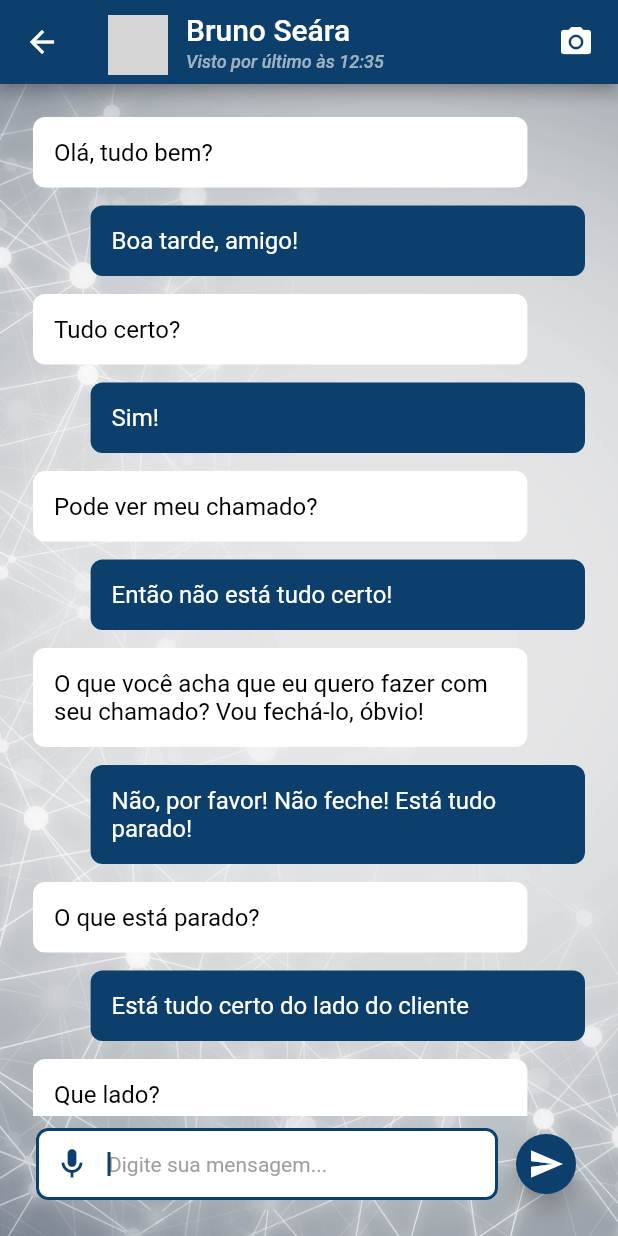
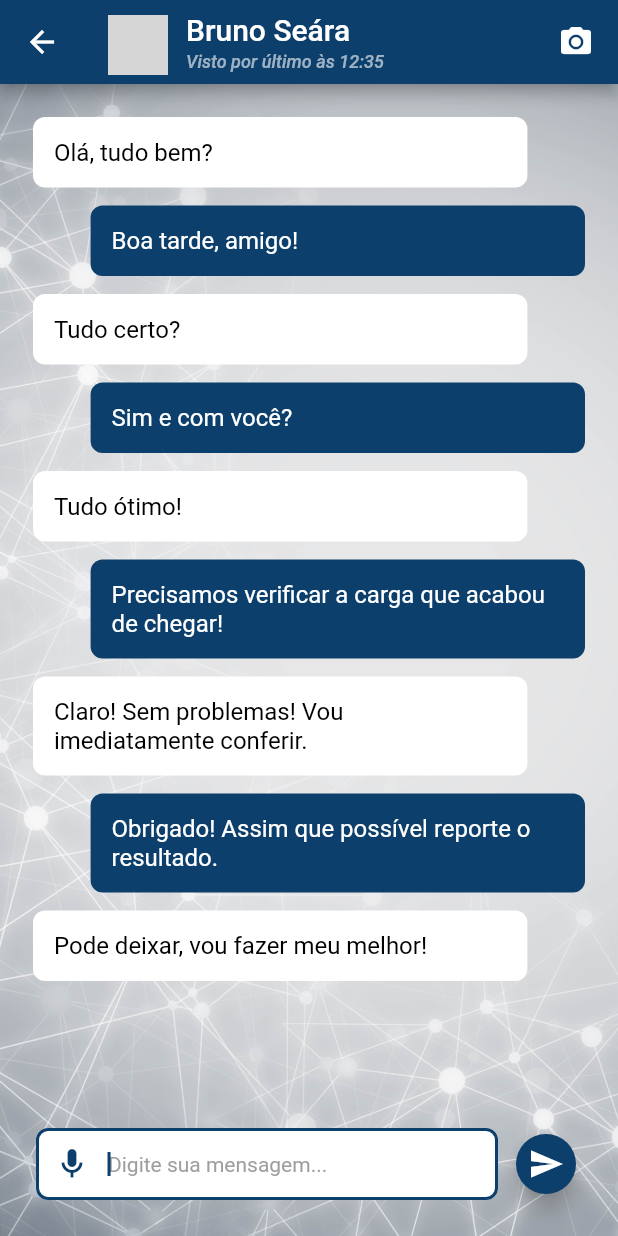
Before and after one commit to brunoseara/app_tecadi_messenger, a Flutter app: the screen it shows after launch, after a tap on "Entrar", after a tap on "Bruno Seára", on a phone screen of 412 x 824 dp. Run offline on Flutter 3.47's test engine with Material 2 defaults, Android fonts, the light colour scheme and no system bars; our stand-ins replace cloud_firestore, connectivity_plus, firebase_auth, firebase_core, firebase_storage, get and 3 more; accounts and stored records are empty; network calls fail; grey boxes are pictures that could not be loaded.

Commit message:
Altera as conversas para ficar mais apresentável kkkk

```diff
--- a/lib/view/Dialogo.dart
+++ b/lib/view/Dialogo.dart
@@ -21,14 +21,12 @@ class _DialogoState extends State<Dialogo> {
       "Olá, tudo bem?",
       "Boa tarde, amigo!",
       "Tudo certo?",
-      "Sim!",
-      "Pode ver meu chamado?",
-      "Então não está tudo certo!",
-      "O que você acha que eu quero fazer com seu chamado? Vou fechá-lo, óbvio!",
-      "Não, por favor! Não feche! Está tudo parado!",
-      "O que está parado?",
-      "Está tudo certo do lado do cliente",
-      "Que lado?"
+      "Sim e com você?",
+      "Tudo ótimo!",
+      "Precisamos verificar a carga que acabou de chegar!",
+      "Claro! Sem problemas! Vou imediatamente conferir.",
+      "Obrigado! Assim que possível reporte o resultado.",
+      "Pode deixar, vou fazer meu melhor!"
     ];
 
     Expanded dialogArea = Expanded(
--- a/lib/view/Home.dart
+++ b/lib/view/Home.dart
@@ -1,5 +1,3 @@
-import 'dart:html';
-
 import 'package:app_tecadi_messenger/model/Usuario.dart';
 import 'package:app_tecadi_messenger/view/TabConversas.dart';
 import 'package:flutter/material.dart';
--- a/lib/view/TabConversas.dart
+++ b/lib/view/TabConversas.dart
@@ -1,4 +1,3 @@
-import 'package:app_tecadi_messenger/model/Usuario.dart';
 import 'package:app_tecadi_messenger/util/routes/routes.dart';
 import 'package:flutter/material.dart';
 
```
